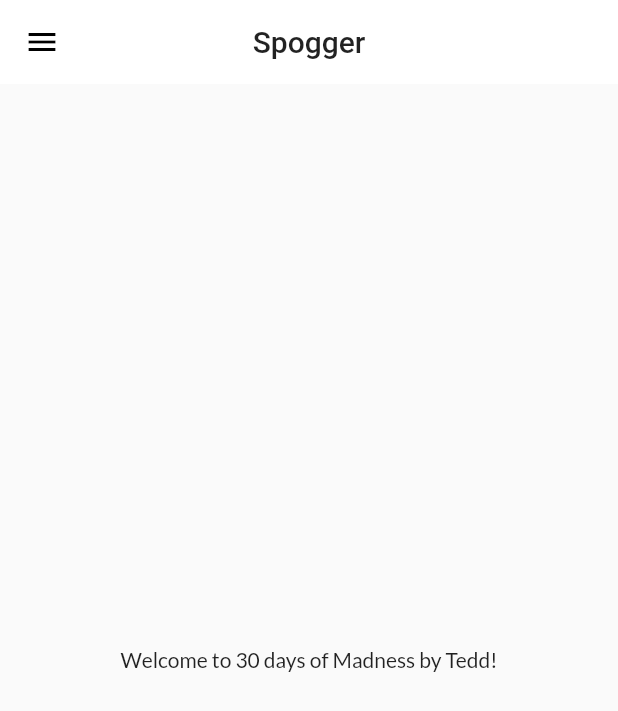
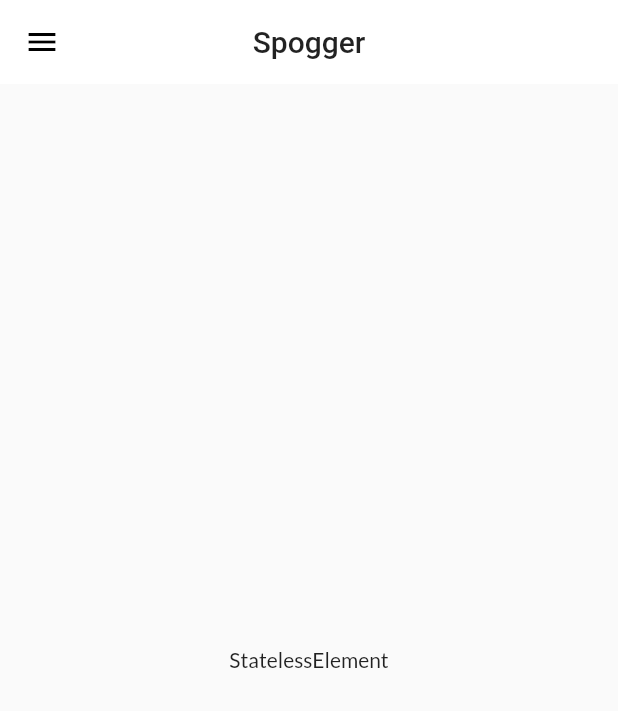
Before and after one commit to tknishh/Flutter_30Days, a Flutter app: the screen it shows after launch, on a phone screen of 412 x 824 dp. Shown: the top 711 px of the screen. Run offline on Flutter 3.47's test engine with Material 2 defaults, Android fonts, the phone set to English and light mode, and no system bars; our stand-ins replace google_fonts; missing offline and left inert: dart:html; key blocks and very long unbroken strings in the code were emptied for the run.

Commit message:
day11 complete

```diff
--- a/lib/pages/home_page.dart
+++ b/lib/pages/home_page.dart
@@ -16,7 +16,7 @@ class home_page extends StatelessWidget {
       ),
       body: Center(
         child: Container(
-          child: Text("Welcome to $days days of Madness by $name!"),
+          child: Text(context.runtimeType.toString()),
         ),
       ),
       drawer: MyDrawer(),
```
